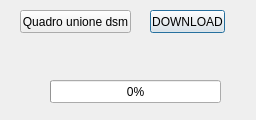
Qt form lidar_campania_dialog_base.ui (enzococca/lidar_campania) before a commit.
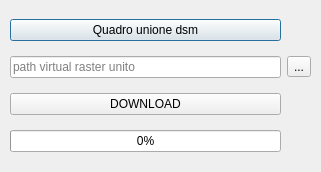
The same form after that commit.

```diff
--- a/lidar_campania_dialog_base.ui
+++ b/lidar_campania_dialog_base.ui
@@ -6,35 +6,53 @@
    <rect>
     <x>0</x>
     <y>0</y>
-    <width>256</width>
-    <height>120</height>
+    <width>321</width>
+    <height>172</height>
    </rect>
   </property>
   <property name="windowTitle">
    <string>Lidar Campania</string>
   </property>
+  <widget class="QWidget" name="">
+   <property name="geometry">
+    <rect>
+     <x>10</x>
+     <y>10</y>
+     <width>301</width>
+     <height>151</height>
+    </rect>
+   </property>
+   <layout class="QGridLayout" name="gridLayout">
+    <item row="0" column="0">
+     <widget class="QPushButton" name="pushButton_2">
+      <property name="text">
+       <string>Quadro unione dsm</string>
+      </property>
+     </widget>
+    </item>
+    <item row="1" column="0">
+     <widget class="QLineEdit" name="lineEdit">
+      <property name="placeholderText">
+       <string>path virtual raster unito</string>
+      </property>
+     </widget>
+    </item>
+    <item row="1" column="1">
+     <widget class="QToolButton" name="toolButton">
+      <property name="text">
+       <string>...</string>
+      </property>
+     </widget>
+    </item>
+    <item row="2" column="0">
   <widget class="QPushButton" name="pushButton">
-   <property name="geometry">
-    <rect>
-     <x>150</x>
-     <y>10</y>
-     <width>75</width>
-     <height>23</height>
-    </rect>
-   </property>
    <property name="text">
     <string>DOWNLOAD</string>
    </property>
   </widget>
+    </item>
+    <item row="3" column="0">
   <widget class="QProgressBar" name="progress_bar">
-   <property name="geometry">
-    <rect>
-     <x>50</x>
-     <y>80</y>
-     <width>171</width>
-     <height>23</height>
-    </rect>
-   </property>
    <property name="value">
     <number>0</number>
    </property>
@@ -48,18 +66,8 @@
     <enum>QProgressBar::TopToBottom</enum>
    </property>
   </widget>
-  <widget class="QPushButton" name="pushButton_2">
-   <property name="geometry">
-    <rect>
-     <x>20</x>
-     <y>10</y>
-     <width>111</width>
-     <height>23</height>
-    </rect>
-   </property>
-   <property name="text">
-    <string>Quadro unione dsm</string>
-   </property>
+    </item>
+   </layout>
   </widget>
  </widget>
  <resources/>
```
Lines whose indentation alone changed are shown as unchanged.
